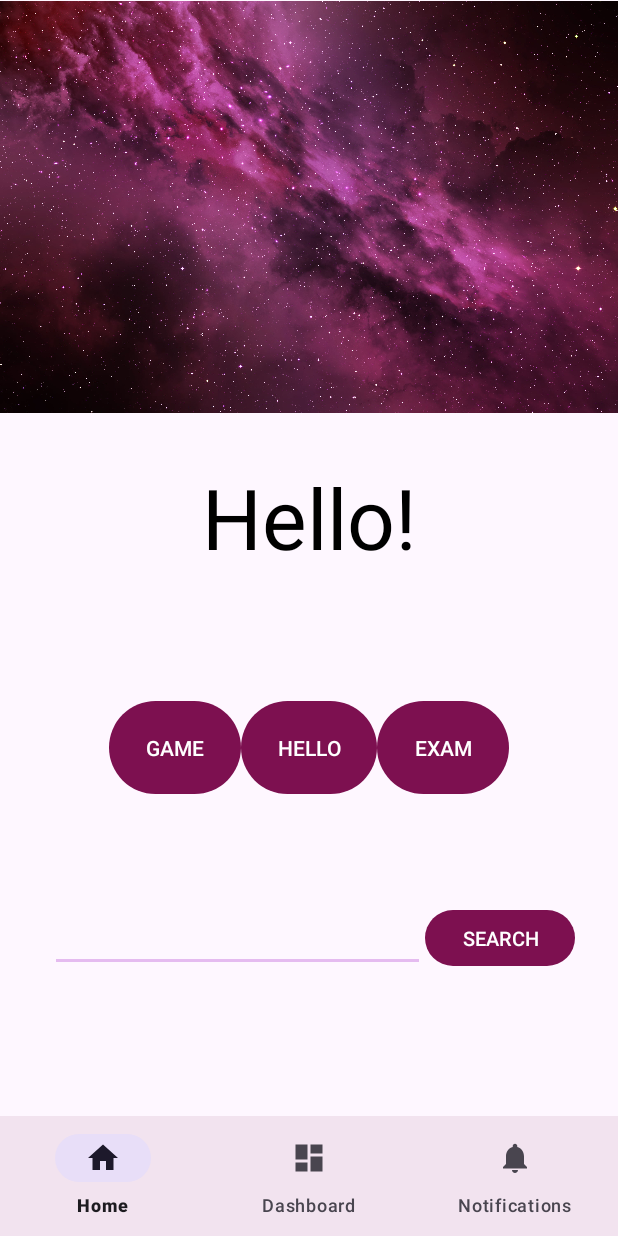
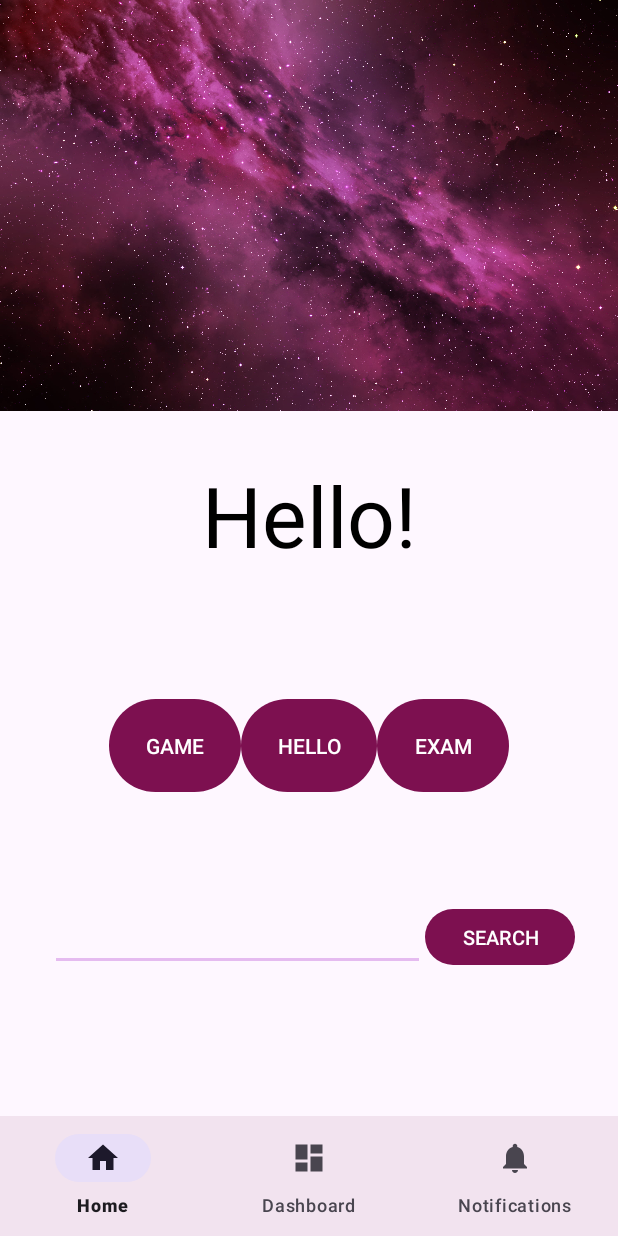
Before and after one commit to Milalien/AndroidProgramming, an Android app: the screen it shows after launch (MainActivity), on a phone screen of 412 x 824 dp. Run offline under Robolectric (Android 15) with nearby library versions, the phone set to English and light mode, and no system bars; our stand-ins replace navigation-ui.

Commit message:
small fixes

```diff
--- a/AndroidStudioProjects/app/src/main/java/com/example/android_harjoitukset/ExamActivity.java
+++ b/AndroidStudioProjects/app/src/main/java/com/example/android_harjoitukset/ExamActivity.java
@@ -52,6 +52,7 @@ public class ExamActivity extends AppCompatActivity {
         setSupportActionBar(toolbar);
         ActionBar actionBar = getSupportActionBar();
         assert actionBar != null;
+        actionBar.setDisplayHomeAsUpEnabled(true);
 
         currencyLayout = findViewById(R.id.currencyInputLayout);
         currencyResult = findViewById(R.id.currencyResult);
--- a/AndroidStudioProjects/app/src/main/res/layout/activity_main2.xml
+++ b/AndroidStudioProjects/app/src/main/res/layout/activity_main2.xml
@@ -22,11 +22,12 @@
         android:name="androidx.navigation.fragment.NavHostFragment"
         android:layout_width="match_parent"
         android:layout_height="match_parent"
+
         app:defaultNavHost="true"
         app:layout_constraintBottom_toTopOf="@id/nav_view"
         app:layout_constraintLeft_toLeftOf="parent"
         app:layout_constraintRight_toRightOf="parent"
         app:layout_constraintTop_toTopOf="parent"
-        app:navGraph="@navigation/mobile_navigation"/>
+        app:navGraph="@navigation/mobile_navigation" />
 
 </androidx.constraintlayout.widget.ConstraintLayout>
--- a/AndroidStudioProjects/app/src/main/res/layout/fragment_home.xml
+++ b/AndroidStudioProjects/app/src/main/res/layout/fragment_home.xml
@@ -9,7 +9,8 @@
     <ImageView
         android:id="@+id/galaxy"
         android:layout_width="match_parent"
-        android:layout_height="275dp"
+        android:layout_height="274dp"
+        android:scaleType="fitXY"
         android:src="@drawable/galaxy2"
         app:layout_constraintBottom_toBottomOf="parent"
         app:layout_constraintEnd_toEndOf="parent"
```
